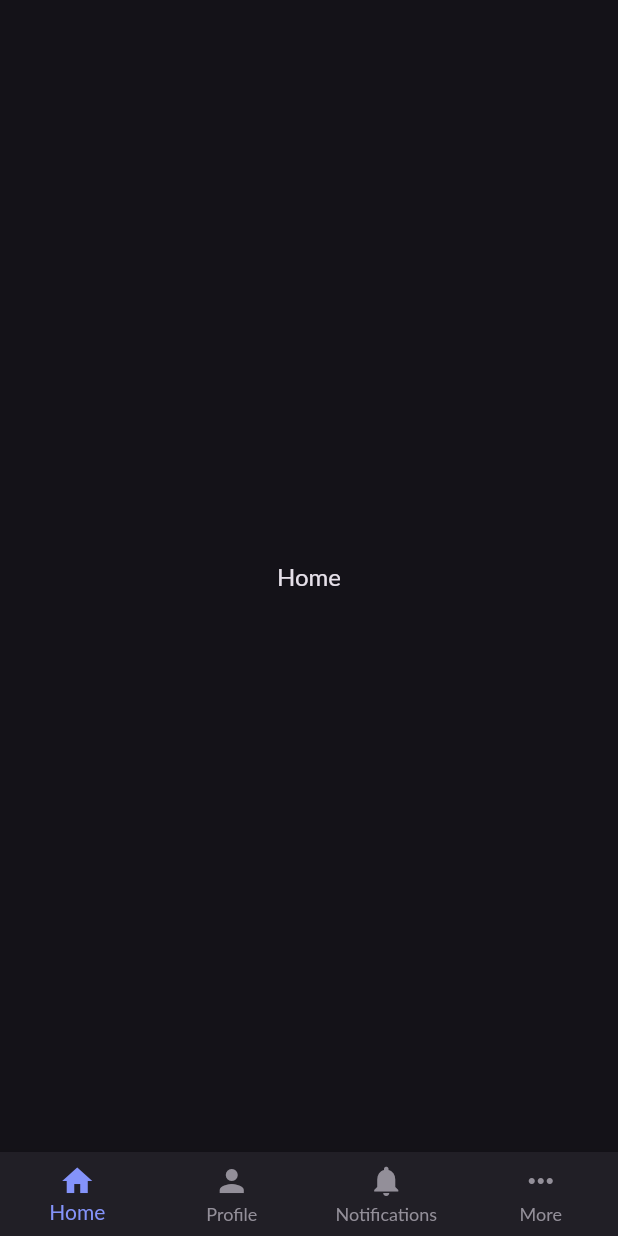
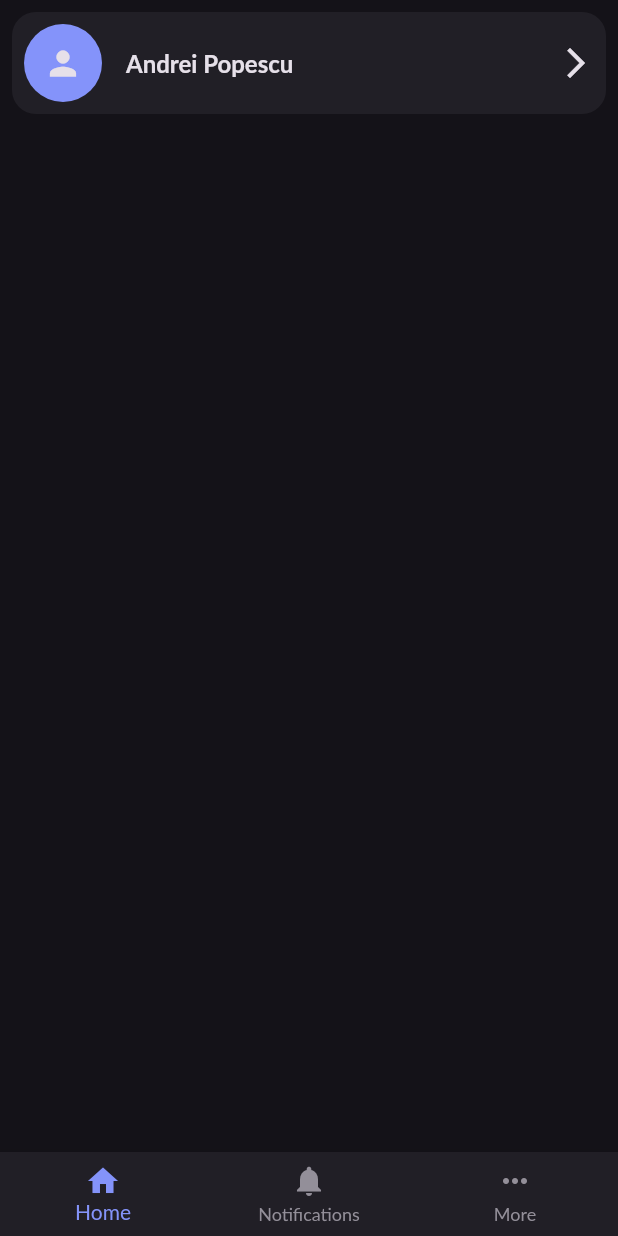
Before and after one commit to amaliamuresan/trivia_flutter, a Flutter app: the MainScreen screen opened by its route, on a phone screen of 412 x 824 dp. Run offline on Flutter 3.47's test engine with Material 2 defaults, Android fonts, the phone set to English and light mode, and no system bars; our stand-ins replace go_router.

Commit message:
added logged user profile widget + user tile widget on home page

```diff
--- /dev/null
+++ b/lib/src/features/home/presentation/pages/home_page.dart
@@ -0,0 +1,26 @@
+import 'package:flutter/material.dart';
+import 'package:trivia_app/src/features/home/presentation/widgets/avatar_tile_widget.dart';
+import 'package:trivia_app/src/features/profile/presentation/widgets/logged_user_profile_widget.dart';
+
+class HomePage extends StatelessWidget {
+  const HomePage({super.key});
+
+  @override
+  Widget build(BuildContext context) {
+    return Column(
+      children: [
+        AvatarTileWidget(
+          username: 'Andrei Popescu',
+          onTap: () {
+            showModalBottomSheet<Widget>(
+              context: context,
+              builder: (BuildContext context) {
+                return const LoggedUserProfileWidget();
+              },
+            );
+          },
+        )
+      ],
+    );
+  }
+}
--- /dev/null
+++ b/lib/src/features/home/presentation/widgets/avatar_tile_widget.dart
@@ -0,0 +1,48 @@
+import 'package:flutter/material.dart';
+import 'package:trivia_app/src/features/profile/presentation/widgets/avatar_widget.dart';
+import 'package:trivia_app/src/style/colors.dart';
+import 'package:trivia_app/src/style/margins.dart';
+
+class AvatarTileWidget extends StatelessWidget {
+  const AvatarTileWidget({
+    required this.username,
+    required this.onTap,
+    this.avatarUrl,
+    super.key,
+  });
+
+  final String? avatarUrl;
+  final String username;
+  final void Function() onTap;
+
+  @override
+  Widget build(BuildContext context) {
+    return GestureDetector(
+      onTap: onTap,
+      child: DecoratedBox(
+        decoration: BoxDecoration(
+          color: AppColors.surface,
+          borderRadius: BorderRadius.circular(16),
+        ),
+        child: Padding(
+          padding: const EdgeInsets.all(AppMargins.smallMargin),
+          child: Row(
+            children: [
+              AvatarWidget(
+                photoUrl: avatarUrl,
+                avatarSize: 26,
+              ),
+              const SizedBox(width: AppMargins.regularMargin),
+              Text(
+                username,
+                style: const TextStyle(fontWeight: FontWeight.w600),
+              ),
+              const Spacer(),
+              const Icon(Icons.arrow_forward_ios_outlined, color: AppColors.white)
+            ],
+          ),
+        ),
+      ),
+    );
+  }
+}
--- a/lib/src/features/main/presentation/main_screen.dart
+++ b/lib/src/features/main/presentation/main_screen.dart
@@ -1,5 +1,6 @@
 import 'package:flutter/material.dart';
 import 'package:go_router/go_router.dart';
+import 'package:trivia_app/src/style/margins.dart';
 import 'package:trivia_app/src/widgets/app_bars/custom_bottom_nav_bar.dart';
 
 class MainScreen extends StatefulWidget {
@@ -23,14 +24,18 @@ class _MainScreenState extends State<MainScreen> {
 
   void _onItemTapped(BuildContext context, int tabIndex) {
     if (tabIndex != _currentIndex) {
-      context.go(tabs[tabIndex].initialLocation);
+        context.go(tabs[tabIndex].initialLocation);
+
     }
   }
 
   @override
   Widget build(BuildContext context) {
     return Scaffold(
-      body: widget.child,
+      body: Padding(
+        padding: const EdgeInsets.all(AppMargins.smallMargin),
+        child: widget.child,
+      ),
       bottomNavigationBar: CustomBottomNavBar(
         items: tabs,
         currentIndex: _currentIndex,
@@ -46,11 +51,6 @@ class _MainScreenState extends State<MainScreen> {
       label: 'Home',
     ),
     CustomNavBarItem(
-      initialLocation: '/profile',
-      icon: Icon(Icons.person),
-      label: 'Profile',
-    ),
-    CustomNavBarItem(
       icon: Icon(Icons.notifications),
       label: 'Notifications',
       initialLocation: '/notifications',
--- /dev/null
+++ b/lib/src/features/profile/presentation/widgets/avatar_widget.dart
@@ -0,0 +1,21 @@
+import 'package:flutter/material.dart';
+import 'package:trivia_app/src/style/style.dart';
+
+class AvatarWidget extends StatelessWidget {
+  const AvatarWidget({super.key, this.photoUrl, this.avatarSize = 48});
+
+  final String? photoUrl;
+  final double avatarSize;
+
+  @override
+  Widget build(BuildContext context) {
+    return CircleAvatar(
+      radius: avatarSize,
+      backgroundColor: Theme.of(context).primaryColor,
+      backgroundImage: isPhotoUrlProvided ? NetworkImage(photoUrl!) : null,
+      child: !isPhotoUrlProvided ? Icon(Icons.person, size: avatarSize, color: AppColors.white) : null,
+    );
+  }
+
+  bool get isPhotoUrlProvided => photoUrl != null && photoUrl != '';
+}
--- a/lib/src/routes/route_names.dart
+++ b/lib/src/routes/route_names.dart
@@ -6,7 +6,6 @@ class RouteNames {
   static const String register = 'register';
   static const String login = 'login';
   static const String home = 'home';
-  static const String profile = 'profile';
   static const String notifications = 'notifications';
   static const String more = 'more';
 }
--- a/lib/src/routes/routes.dart
+++ b/lib/src/routes/routes.dart
@@ -3,6 +3,7 @@ import 'package:flutter/material.dart';
 import 'package:go_router/go_router.dart';
 import 'package:trivia_app/src/features/authentication/views/login_screen.dart';
 import 'package:trivia_app/src/features/authentication/views/register_screen.dart';
+import 'package:trivia_app/src/features/home/presentation/pages/home_page.dart';
 import 'package:trivia_app/src/features/main/presentation/main_screen.dart';
 
 part 'route_names.dart';
@@ -52,22 +53,7 @@ class AppRoutes {
         pageBuilder: (BuildContext context, GoRouterState state) {
           return const NoTransitionPage(
             child: MainScreen(
-              child: Center(
-                child: Text('Home'),
-              ),
-            ),
-          );
-        },
-      ),
-      GoRoute(
-        path: '/profile',
-        name: RouteNames.profile,
-        pageBuilder: (BuildContext context, GoRouterState state) {
-          return const NoTransitionPage(
-            child: MainScreen(
-              child: Center(
-                child: Text('Profile'),
-              ),
+              child: HomePage(),
             ),
           );
         },
--- a/lib/src/style/margins.dart
+++ b/lib/src/style/margins.dart
@@ -1,6 +1,7 @@
 class AppMargins {
   const AppMargins._();
 
+  static const double bigMargin = 24;
   static const double regularMargin = 16;
   static const double smallMargin = 8;
   static const double extraSmallMargin = 4;
--- a/lib/src/style/theme.dart
+++ b/lib/src/style/theme.dart
@@ -59,6 +59,18 @@ class AppTheme {
       cursorColor: AppColors.primary,
       selectionHandleColor: AppColors.accentColor,
     ),
-    bottomAppBarTheme: const BottomAppBarTheme(color: AppColors.surface, elevation: 0, ),
+    bottomAppBarTheme: const BottomAppBarTheme(
+      color: AppColors.surface,
+      elevation: 0,
+    ),
+    bottomSheetTheme: const BottomSheetThemeData(
+      backgroundColor: AppColors.surface,
+      shape: RoundedRectangleBorder(
+        borderRadius: BorderRadius.only(
+          topLeft: Radius.circular(16),
+          topRight: Radius.circular(16),
+        ),
+      ),
+    ),
   );
 }
```
Also changed, not shown: lib/src/features/profile/presentation/widgets/logged_user_profile_widget.dart (added, +109 -0 lines).
